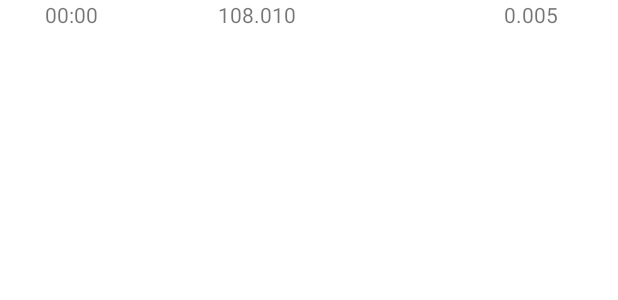
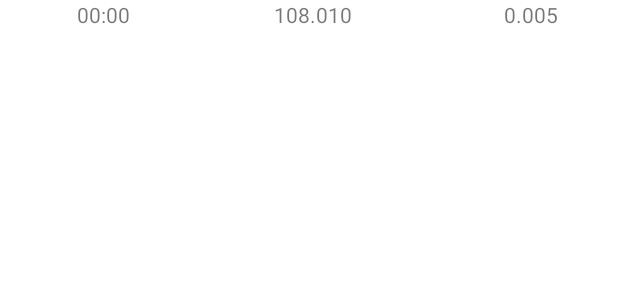
Before and after one commit to q471208499/BTWaterMeterPro, an Android app: the layout item_history.xml on its own in the app's theme, with its tools: preview values and no code run, on a phone screen of 412 x 824 dp. Shown: the top 300 px of the screen. Run offline under Robolectric (Android 15) with nearby library versions, the phone set to English and light mode, and no system bars.

Commit message:
修改问题 1. 参数设置长度和周期 2. 参数设置读取自动填写默认值 3. 历史界面连接检查 4. 历史查询字体

```diff
--- a/app/build.gradle
+++ b/app/build.gradle
@@ -11,7 +11,7 @@ android {
         minSdkVersion 24
         targetSdkVersion 30
         versionCode 111
-        versionName "1.1.2"
+        versionName "1.1.3"
 
         testInstrumentationRunner "androidx.test.runner.AndroidJUnitRunner"
 
@@ -65,7 +65,7 @@ dependencies {
     implementation 'com.alibaba:fastjson:1.2.76'
 
     implementation 'com.github.q471208499:AndBaseCB:1.2.2'
-    implementation 'com.github.q471208499:CB_FastBle:1.3.8'
+    implementation 'com.github.q471208499:CB_FastBle:1.3.9'
 
     implementation 'io.reactivex.rxjava2:rxjava:2.2.8'
     implementation 'io.reactivex.rxjava2:rxandroid:2.1.1'
--- a/app/src/main/java/cn/cb/btwatermeterpro/activity/HistoryActivity.java
+++ b/app/src/main/java/cn/cb/btwatermeterpro/activity/HistoryActivity.java
@@ -43,6 +43,7 @@ public class HistoryActivity extends BleConnectBaseActivity {
         setContentView(R.layout.activity_history);
         initBarView();
         bindView();
+        touchAddress();
     }
 
     @Override
--- a/app/src/main/java/cn/cb/btwatermeterpro/activity/SettingActivity.java
+++ b/app/src/main/java/cn/cb/btwatermeterpro/activity/SettingActivity.java
@@ -49,7 +49,7 @@ public class SettingActivity extends BleConnectBaseActivity {
 
     private void initEdit() {
         meterAddressSrc.setText(BTApplication.getConnectAddress() == null ? "" : BTApplication.getConnectAddress().replaceAll(":", ""));
-        meterAddressTarget.setText("");
+        meterAddressTarget.setText(BTApplication.getConnectAddress() == null ? "" : BTApplication.getConnectAddress().replaceAll(":", ""));
         initNumber.setText("");
         send.setText("");
         time.setText("");
--- a/app/src/main/res/layout/item_history.xml
+++ b/app/src/main/res/layout/item_history.xml
@@ -8,7 +8,7 @@
         android:id="@+id/his_time"
         android:layout_width="0dp"
         android:layout_height="wrap_content"
-        android:paddingLeft="30dp"
+        android:gravity="center"
         android:text="00:00"
         app:layout_constraintLeft_toLeftOf="parent"
         app:layout_constraintRight_toLeftOf="@id/his_read_number"
@@ -18,7 +18,8 @@
         android:id="@+id/his_read_number"
         android:layout_width="0dp"
         android:layout_height="wrap_content"
-        android:paddingLeft="8dp"
+        android:gravity="right"
+        android:paddingEnd="40dp"
         android:text="108.010"
         app:layout_constraintBaseline_toBaselineOf="@id/his_time"
         app:layout_constraintLeft_toRightOf="@id/his_time"
@@ -29,8 +30,7 @@
         android:layout_width="0dp"
         android:layout_height="wrap_content"
         android:gravity="right"
-        android:paddingLeft="8dp"
-        android:paddingRight="40dp"
+        android:paddingEnd="40dp"
         android:text="0.005"
         app:layout_constraintBaseline_toBaselineOf="@id/his_time"
         app:layout_constraintLeft_toRightOf="@id/his_read_number"
```
Also changed, not shown: app/src/main/res/layout/activity_history.xml (+8 -6 lines), 1 other file.
